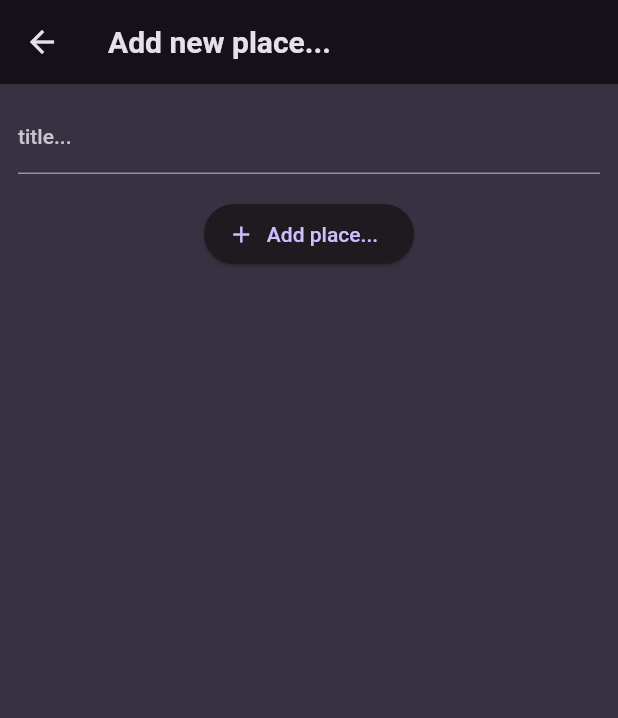
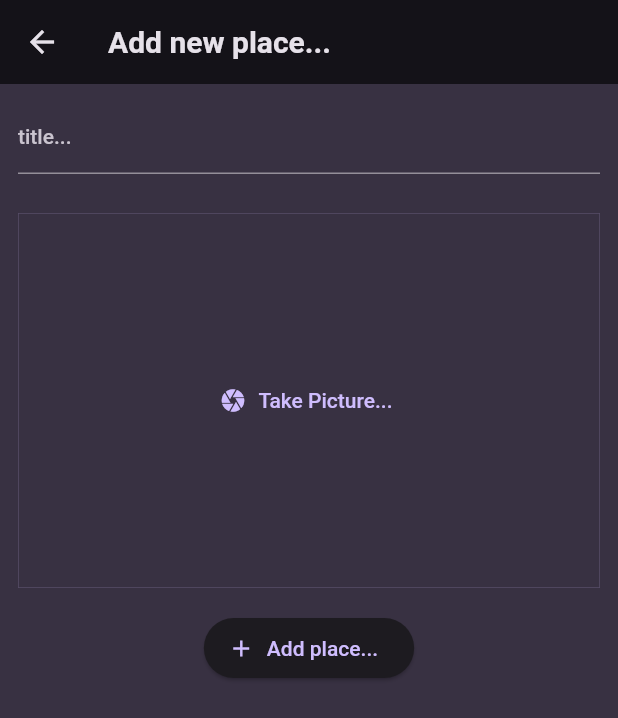
Before and after one commit to carlstep/fav_places_v1, a Flutter app: the AddPlaceScreen screen opened directly, after a tap on "Add place...", on a phone screen of 412 x 824 dp. Shown: the top 718 px of the screen. Run offline on Flutter 3.47's test engine with Material 2 defaults, Android fonts, the phone set to English and light mode, and no system bars; our stand-ins replace flutter_riverpod, google_fonts, image_picker.

Commit message:
add native camera feature, save image

```diff
--- a/lib/providers/user_places_provider.dart
+++ b/lib/providers/user_places_provider.dart
@@ -1,4 +1,6 @@
 // riverpod provider for user places
+
+import 'dart:io';
 
 import 'package:flutter_riverpod/flutter_riverpod.dart';
 
@@ -7,8 +9,8 @@ import 'package:fav_places_v1/models/place_model.dart';
 class UserPlacesNotifier extends StateNotifier<List<Place>> {
   UserPlacesNotifier() : super(const []);
 
-  void addPlace(String title) {
-    final newPlace = Place(title: title);
+  void addPlace(String title, File image) {
+    final newPlace = Place(title: title, image: image);
     state = [newPlace, ...state];
   }
 }
--- a/lib/screen/add_place.dart
+++ b/lib/screen/add_place.dart
@@ -1,6 +1,9 @@
 // add a place using the appBar Icon add action.
 
+import 'dart:io';
+
 import 'package:fav_places_v1/providers/user_places_provider.dart';
+import 'package:fav_places_v1/widgets/image_input.dart';
 import 'package:flutter/material.dart';
 import 'package:flutter_riverpod/flutter_riverpod.dart';
 
@@ -13,15 +16,19 @@ class AddPlaceScreen extends ConsumerStatefulWidget {
 
 class _AddPlaceScreenState extends ConsumerState<AddPlaceScreen> {
   final _titleController = TextEditingController();
+  File? _selectedImage;
 
   void _savePlace() {
     final enteredTitle = _titleController.text;
 
-    if (enteredTitle.isEmpty) {
+    if (enteredTitle.isEmpty || _selectedImage == null) {
       return;
     }
 
-    ref.read(userPlacesProvider.notifier).addPlace(enteredTitle);
+    ref.read(userPlacesProvider.notifier).addPlace(
+          enteredTitle,
+          _selectedImage!,
+        );
     Navigator.of(context).pop();
   }
 
@@ -51,6 +58,15 @@ class _AddPlaceScreenState extends ConsumerState<AddPlaceScreen> {
                   ),
             ),
             const SizedBox(
+              height: 26,
+            ),
+            // Image Input
+            ImageInput(
+              onPickImage: (image) {
+                _selectedImage = image;
+              },
+            ),
+            const SizedBox(
               height: 16,
             ),
             ElevatedButton.icon(
--- /dev/null
+++ b/lib/widgets/image_input.dart
@@ -0,0 +1,67 @@
+import 'package:flutter/material.dart';
+import 'package:image_picker/image_picker.dart';
+import 'dart:io';
+
+class ImageInput extends StatefulWidget {
+  const ImageInput({super.key, required this.onPickImage});
+
+  final void Function(File image) onPickImage;
+
+  @override
+  State<ImageInput> createState() => _ImageInputState();
+}
+
+class _ImageInputState extends State<ImageInput> {
+  File? _selectedImage;
+
+  void _takePicture() async {
+    final imagePicker = ImagePicker();
+    final pickedImage =
+        await imagePicker.pickImage(source: ImageSource.camera, maxWidth: 600);
+    if (pickedImage == null) {
+      return;
+    }
+
+    setState(() {
+      _selectedImage = File(pickedImage.path);
+    });
+
+    widget.onPickImage(_selectedImage!);
+  }
+
+  @override
+  Widget build(BuildContext context) {
+    Widget content = TextButton.icon(
+      onPressed: _takePicture,
+      icon: const Icon(
+        Icons.camera,
+      ),
+      label: const Text('Take Picture...'),
+    );
+
+    if (_selectedImage != null) {
+      content = GestureDetector(
+        onTap: _takePicture,
+        child: Image.file(
+          _selectedImage!,
+          fit: BoxFit.cover,
+          width: double.infinity,
+          height: double.infinity,
+        ),
+      );
+    }
+
+    return Container(
+      decoration: BoxDecoration(
+        border: Border.all(
+          width: .5,
+          color: Theme.of(context).colorScheme.primary.withOpacity(0.2),
+        ),
+      ),
+      height: 250,
+      width: double.infinity,
+      alignment: Alignment.center,
+      child: content,
+    );
+  }
+}
--- a/pubspec.yaml
+++ b/pubspec.yaml
@@ -7,10 +7,12 @@ environment:
   sdk: '>=3.0.5 <4.0.0'
 
 dependencies:
+  cupertino_icons: ^1.0.5
   flutter:
     sdk: flutter
   flutter_riverpod: ^2.3.6
   google_fonts: ^5.1.0
+  image_picker: ^1.0.1
   uuid: ^3.0.7
 
 dev_dependencies:
```
Also changed, not shown: lib/models/place_model.dart (+8 -1 lines), pubspec.lock, 7 other files.
